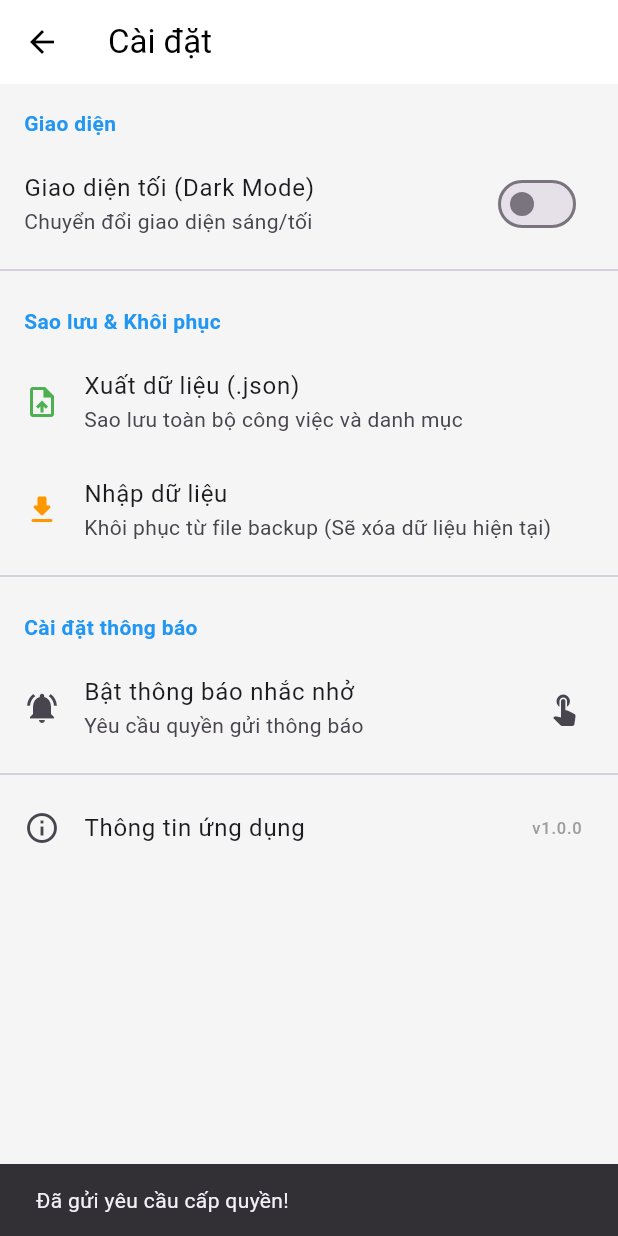
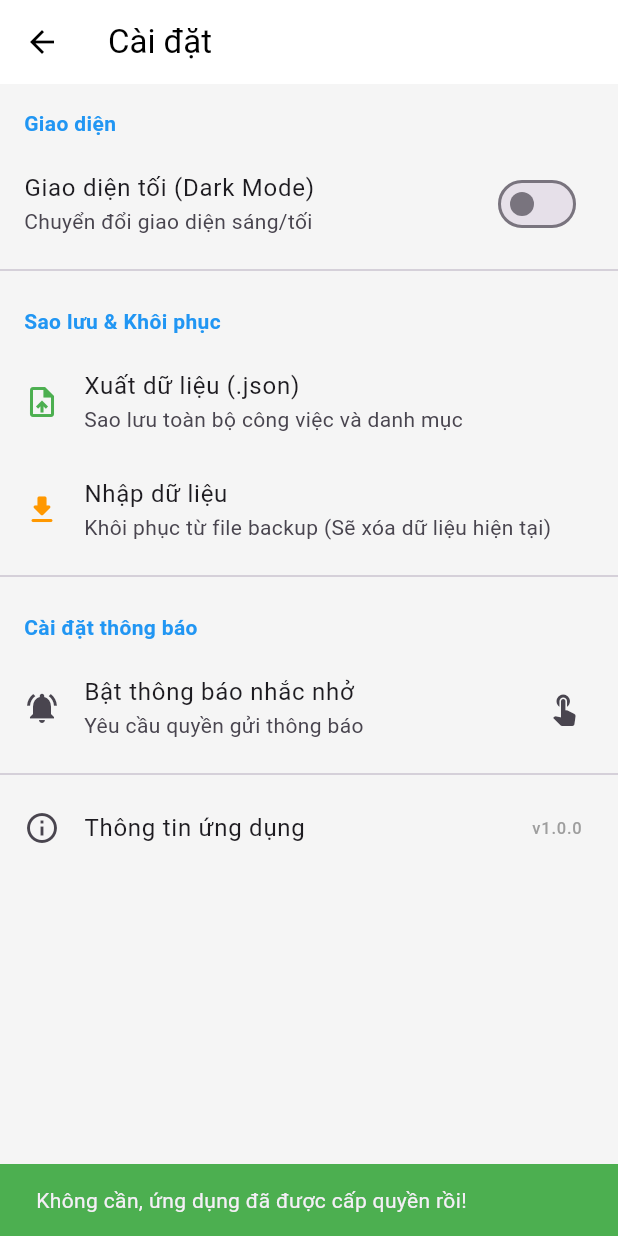
Before and after one commit to hungdx-t1/ToDoApp-MIST, a Flutter app: the SettingsScreen screen opened directly, after a tap on "Bật thông báo nhắc nhở", on a phone screen of 412 x 824 dp. Run offline on Flutter 3.47's test engine with Material 3 defaults, Android fonts, the phone set to English and light mode, and no system bars; our stand-ins replace file_picker, flutter_local_notifications, share_plus, sqflite, timezone; accounts and stored records are empty.

Commit message:
added already granted permission snack bar

```diff
--- a/lib/services/notification_service.dart
+++ b/lib/services/notification_service.dart
@@ -1,3 +1,5 @@
+import 'dart:io';
+
 import 'package:flutter_local_notifications/flutter_local_notifications.dart';
 import 'package:timezone/timezone.dart' as tz;
 import 'package:timezone/data/latest.dart' as tz;
@@ -34,6 +36,20 @@ class NotificationService {
         print("User clicked notification: ${response.payload}");
       },
     );
+  }
+
+  // Kiểm tra xem quyền đã được cấp hay chưa
+  Future<bool> checkPermissionStatus() async {
+    if (Platform.isAndroid) {
+      final AndroidFlutterLocalNotificationsPlugin? androidImplementation =
+      flutterLocalNotificationsPlugin.resolvePlatformSpecificImplementation<
+          AndroidFlutterLocalNotificationsPlugin>();
+
+      // Hàm này trả về true nếu đã được cấp quyền, false nếu chưa
+      return await androidImplementation?.areNotificationsEnabled() ?? false;
+    }
+    // Nếu là iOS (tạm thời trả về false hoặc logic riêng nếu cần)
+    return false;
   }
 
   // yêu cầu quyền (android 13+)
--- a/lib/views/settings_screen.dart
+++ b/lib/views/settings_screen.dart
@@ -77,11 +77,29 @@ class SettingsScreen extends StatelessWidget {
                 subtitle: const Text("Yêu cầu quyền gửi thông báo"),
                 trailing: const Icon(Icons.touch_app),
                 onTap: () async {
-                  await NotificationService().requestPermissions(); // Gọi hàm xin quyền
-                  if (context.mounted) {
+                  bool isGranted = await NotificationService().checkPermissionStatus();
+                  if (!context.mounted) return; // Kiểm tra context an toàn
+
+                  if (isGranted) {
                     ScaffoldMessenger.of(context).showSnackBar(
-                      const SnackBar(content: Text("Đã gửi yêu cầu cấp quyền!")),
+                      const SnackBar(
+                        content: Text("Không cần, ứng dụng đã được cấp quyền rồi!"),
+                        backgroundColor: Colors.green,
+                        duration: Duration(seconds: 2),
+                      ),
                     );
+                  } else {
+                    await NotificationService().requestPermissions();
+
+                    // Kiểm tra lại sau khi xin (User có thể bấm Allow hoặc Deny), chỉ mang tính chất thông báo "đã gửi yêu cầu"
+                    if (context.mounted) {
+                      ScaffoldMessenger.of(context).showSnackBar(
+                        const SnackBar(
+                          content: Text("Đã gửi yêu cầu cấp quyền!"),
+                          backgroundColor: Colors.blue,
+                        ),
+                      );
+                    }
                   }
                 },
               ),
```
